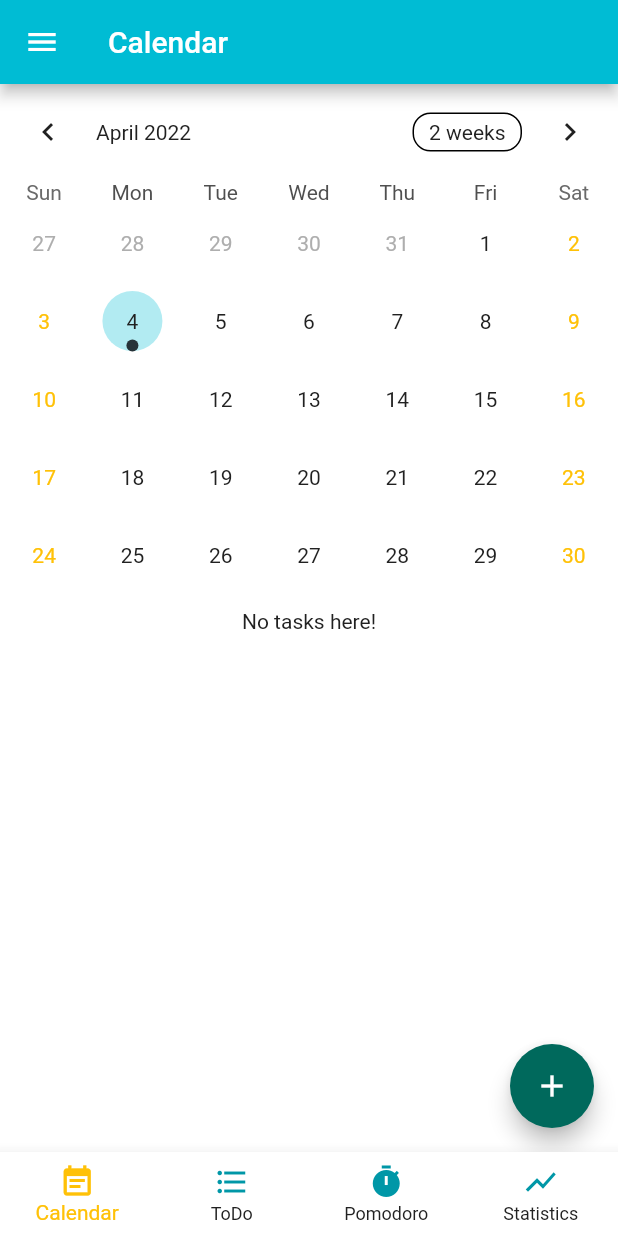
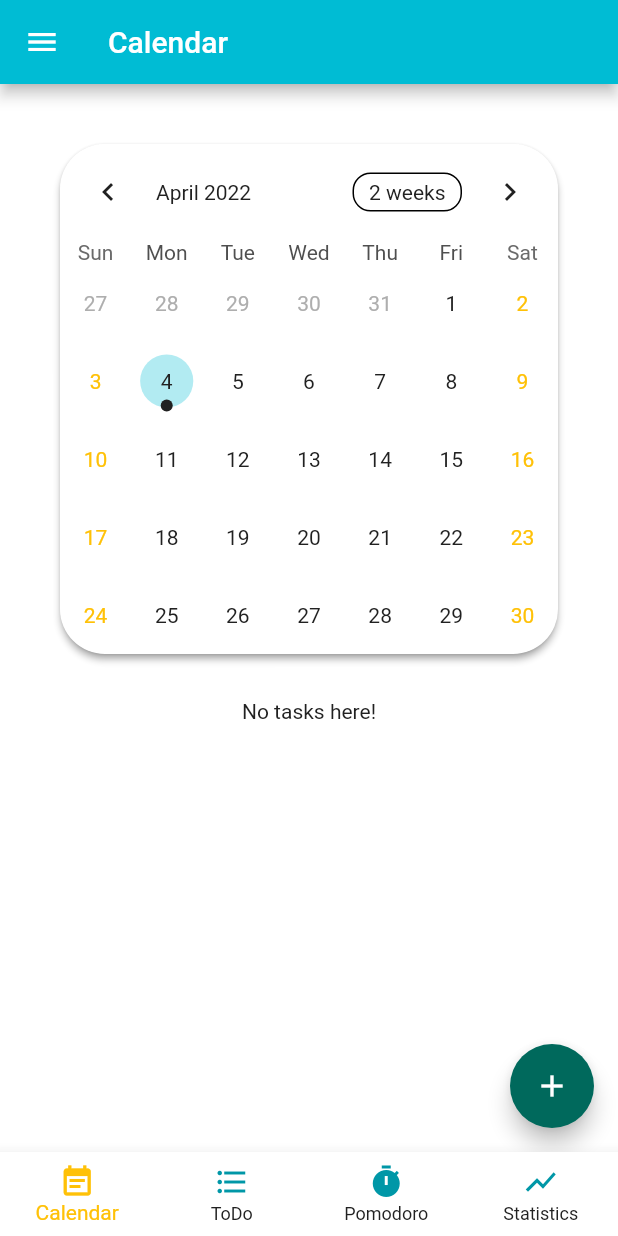
Before and after one commit to Hsn37/Ghambeel, a Flutter app: the screen it shows after launch, on a phone screen of 412 x 824 dp. Run offline on Flutter 3.47's test engine with Material 2 defaults, Android fonts, the phone set to English and light mode, and no system bars; drawn by our look-alikes of table_calendar; our stand-ins replace flutter_secure_storage, flutter_spinkit, image_picker, select_form_field; missing offline and left inert: icon_decoration, mysql1, pausable_timer.

Commit message:
UI fixes to calendar

```diff
--- a/lib/modules/calendar/calendar.dart
+++ b/lib/modules/calendar/calendar.dart
@@ -79,7 +79,20 @@ class _CalendarState extends State<Calendar> {
           child: const Icon(Icons.add ),
         ),
         body: Column(
-          children: [TableCalendar(
+          children: [Card(
+            color: bg[darkMode],
+          elevation:2.0,
+          shadowColor: bg[(darkMode+1)%2],
+            margin: EdgeInsets.only(left: 40.0, top: 40.0, right: 40.0, bottom: 20.0),
+          shape: const RoundedRectangleBorder(
+            borderRadius: BorderRadius.only(
+              topRight: Radius.circular(30),
+              bottomRight: Radius.circular(30),
+              bottomLeft: Radius.circular(30),
+              topLeft: Radius.circular(30),
+            ),
+          ),
+          child: TableCalendar(
             headerStyle: HeaderStyle(
                 titleTextStyle: TextStyle(color: primaryText[darkMode]),
                 formatButtonTextStyle: TextStyle(color: primaryText[darkMode]),
@@ -120,6 +133,7 @@ class _CalendarState extends State<Calendar> {
             _focusedDay = newday;
           },
           calendarStyle: CalendarStyle(
+            markerDecoration: BoxDecoration(color: bg[(darkMode+1)%2], shape: BoxShape.circle),
             defaultTextStyle: TextStyle(color: primaryText[darkMode]),
             weekendTextStyle: const TextStyle(color: accent),
             // highlighted color for today
@@ -127,14 +141,14 @@ class _CalendarState extends State<Calendar> {
               color: lightPrimary[darkMode],
               shape: BoxShape.circle,
             ),
-            todayTextStyle: TextStyle(color: primaryText[darkMode]),
+            todayTextStyle: TextStyle(color: secondaryText[darkMode]),
             selectedDecoration: const BoxDecoration(
               color: accent,
               shape: BoxShape.circle,
             ),
            ),
 
-          ),
+          ),),
           // event box
 
 
@@ -154,10 +168,11 @@ class _CalendarState extends State<Calendar> {
                       vertical: 4.0,
                     ),
                     decoration: BoxDecoration(
-                      borderRadius: BorderRadius.circular(10),
+                      borderRadius: BorderRadius.circular(20),
                       color: lightPrimary[darkMode]
                     ),
                     child: ListTile(
+
                       onTap: () => viewTask(value[index], context),
                       title: Text(value[index].name),
                       subtitle: Text(value[index].description),
--- a/lib/modules/homepage/homepage.dart
+++ b/lib/modules/homepage/homepage.dart
@@ -76,10 +76,17 @@ class _MyHomePageState extends State<MyHomePage> {
           backgroundColor: primary[darkMode],
         ),
         drawer: Drawer(
+          shape: const RoundedRectangleBorder(
+            borderRadius: BorderRadius.only(
+                topRight: Radius.circular(30),
+                bottomRight: Radius.circular(30),
+            ),
+          ),
           backgroundColor: bg[darkMode],
           child: ListView(
             children: <Widget>[
                const SizedBox(
+
                 height: 80,
                 child: DrawerHeader(
                 decoration: BoxDecoration(
@@ -102,14 +109,14 @@ class _MyHomePageState extends State<MyHomePage> {
                 title: Text('Settings', style: TextStyle(color: primaryText[darkMode]),),
                 onTap: ()=>Navigator.push(context, MaterialPageRoute(builder: (context) => settings())).then((_) {
                   setState(() {
-                    // Call setState to refresh the page.
+                    // refresh the page.
 
                     // _onItemTapped(return_index);
                   });
                   var return_index = _selectedIndex;
                   Navigator.pop(context);
                   _onItemTapped((return_index+1)%4);
-                  Future.delayed(const Duration(milliseconds: 10), () {
+                  Future.delayed(const Duration(milliseconds: 50), () {
                     _onItemTapped((return_index));
                   });
 
@@ -127,6 +134,9 @@ class _MyHomePageState extends State<MyHomePage> {
               print(status);
               if (status){
                 // LOGOUT LOGIC HERE
+                setState((){
+                  loggedin = false;
+                });
               }
             },
           ),
--- a/lib/modules/login/login.dart
+++ b/lib/modules/login/login.dart
@@ -122,6 +122,7 @@ class _LoginPageState extends State<LoginPage> {
                 child: TextButton(
                   onPressed: () async {
                     var success = await getData(email.text, password.text);
+                    print(success);
                     if (success['status'] == 'true') {
                       // redo after validation
                       setState(() => {
--- a/lib/modules/pomodoro/pomodoro.dart
+++ b/lib/modules/pomodoro/pomodoro.dart
@@ -1,5 +1,4 @@
 import 'dart:async';
-import 'dart:html';
 import 'package:pausable_timer/pausable_timer.dart';
 import 'dart:io';
 import 'package:flutter/services.dart';
```
Also changed, not shown: pubspec.lock.
